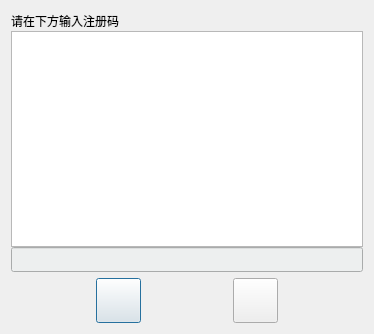
The window that com.wts/cloud/register.ui (Gavin-Ls/work-tools) describes before a commit, drawn with Qt 5.
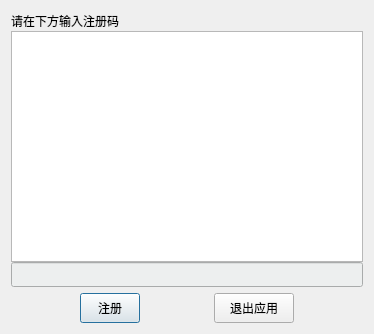
The same window after the commit. Icons and pictures are not drawn.

Patch:
```diff
--- a/com.wts/cloud/register.ui
+++ b/com.wts/cloud/register.ui
@@ -101,21 +101,31 @@
       <widget class="QPushButton" name="pushButton_2">
        <property name="minimumSize">
         <size>
-         <width>45</width>
-         <height>45</height>
+         <width>60</width>
+         <height>30</height>
         </size>
        </property>
        <property name="maximumSize">
         <size>
-         <width>45</width>
-         <height>45</height>
+         <width>60</width>
+         <height>30</height>
         </size>
        </property>
        <property name="styleSheet">
         <string notr="true">border-image: url(:/root/resources/image/correct_3.svg);</string>
        </property>
        <property name="text">
-        <string/>
+        <string>注册</string>
+       </property>
+       <property name="icon">
+        <iconset resource="resources.qrc">
+         <normaloff>:/correct/resources/image/correct_1.svg</normaloff>:/correct/resources/image/correct_1.svg</iconset>
+       </property>
+       <property name="iconSize">
+        <size>
+         <width>25</width>
+         <height>25</height>
+        </size>
        </property>
       </widget>
      </item>
@@ -136,21 +146,31 @@
       <widget class="QPushButton" name="pushButton">
        <property name="minimumSize">
         <size>
-         <width>45</width>
-         <height>45</height>
+         <width>80</width>
+         <height>30</height>
         </size>
        </property>
        <property name="maximumSize">
         <size>
-         <width>45</width>
-         <height>45</height>
+         <width>80</width>
+         <height>30</height>
         </size>
        </property>
        <property name="styleSheet">
         <string notr="true">border-image: url(:/root/resources/image/exit_1.svg);</string>
        </property>
        <property name="text">
-        <string/>
+        <string>退出应用</string>
+       </property>
+       <property name="icon">
+        <iconset resource="resources.qrc">
+         <normaloff>:/exit/resources/image/exit_1.svg</normaloff>:/exit/resources/image/exit_1.svg</iconset>
+       </property>
+       <property name="iconSize">
+        <size>
+         <width>20</width>
+         <height>20</height>
+        </size>
        </property>
       </widget>
      </item>
```
Left out of the diff: 4 changed lines with no effect on the pictures.
